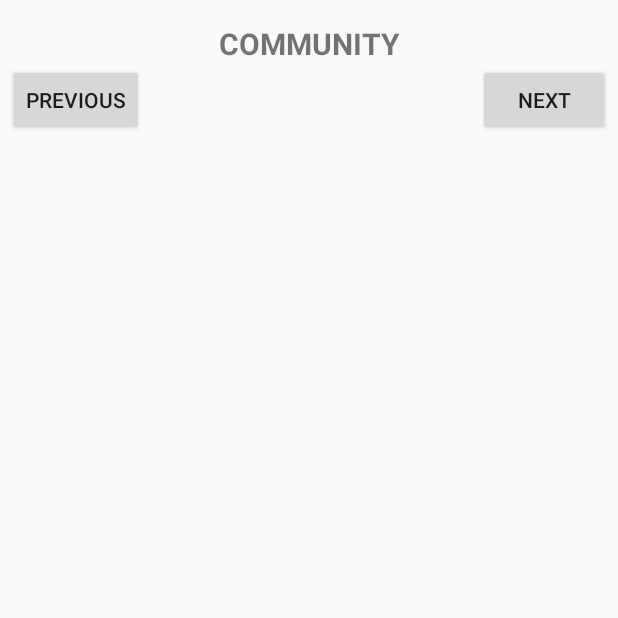
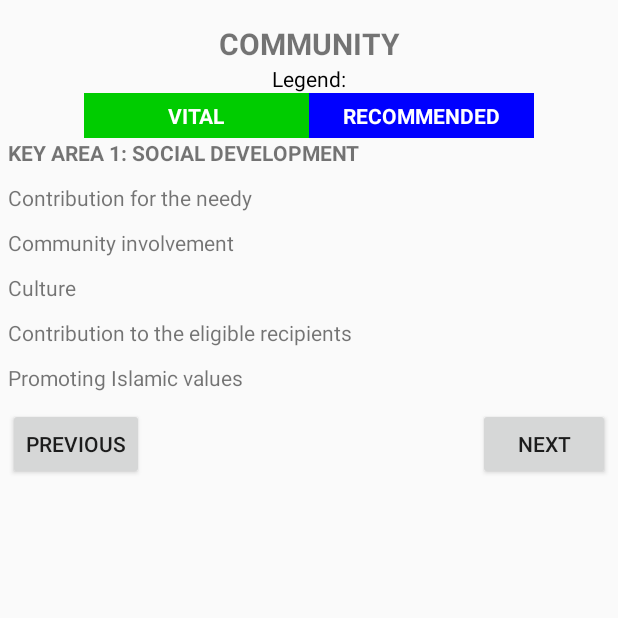
Before and after one commit to Official-Nadzmi-Zaim/I-SRAS, an Android app: the screen it shows after launch (MainActivity), after a tap on "START", on a phone screen of 412 x 824 dp, the top half of it. Run offline under Robolectric (Android 15) with nearby library versions, the phone set to English and light mode, and no system bars; 4 statements that could not run were skipped.

```diff
--- a/app/src/main/java/com/seladanghijau/i_sras/helper/DBHelper.java
+++ b/app/src/main/java/com/seladanghijau/i_sras/helper/DBHelper.java
@@ -28,8 +28,8 @@ public class DBHelper extends SQLiteOpenHelper {
 
     // init methods --------------------------------------------------------------------------------
     public void initDB() throws Exception { // initialize db
-        if(!checkDBExistence()) {
-            this.getReadableDatabase();
+        if(!checkDBExistence()) { // check samada db dah ada atau belum
+            this.getReadableDatabase(); // kalau xda, buat db baru (copy db)
             copyDB();
         }
     }
--- a/app/src/main/res/layout/fragmentcommunity.xml
+++ b/app/src/main/res/layout/fragmentcommunity.xml
@@ -15,7 +15,6 @@
         android:layout_height="wrap_content">
 
         <!-- Letak view dalam ni -->
-
         <com.seladanghijau.i_sras.custom.CustomTextView
             app:font="arial.ttf"
             android:text="@string/community"
@@ -25,7 +24,84 @@
             android:layout_width="match_parent"
             android:layout_height="wrap_content" />
 
+        <!-- bahagian legend -->
+        <LinearLayout
+            android:orientation="vertical"
+            android:layout_width="match_parent"
+            android:layout_height="wrap_content">
 
+            <TextView
+                android:text="@string/legend"
+                android:layout_width="match_parent"
+                android:layout_height="wrap_content"
+                android:gravity="center"
+                android:textColor="@color/black" />
+
+            <LinearLayout
+                android:orientation="horizontal"
+                android:layout_width="match_parent"
+                android:layout_height="wrap_content"
+                android:gravity="center">
+
+                <TextView
+                    android:text="@string/legend_vital"
+                    android:layout_width="150dp"
+                    android:layout_height="30dp"
+                    android:gravity="center"
+                    android:textStyle="bold"
+                    android:textColor="@color/white"
+                    android:background="@color/yes_vital"/>
+
+                <TextView
+                    android:text="@string/legend_recommended"
+                    android:layout_width="150dp"
+                    android:layout_height="30dp"
+                    android:gravity="center"
+                    android:textStyle="bold"
+                    android:textColor="@color/white"
+                    android:background="@color/yes_recommended"/>
+            </LinearLayout>
+        </LinearLayout>
+
+        <!-- bahagian soalan -->
+        <LinearLayout
+            android:orientation="vertical"
+            android:layout_width="match_parent"
+            android:layout_height="wrap_content">
+
+            <TextView
+                android:text="@string/key_area_1"
+                android:layout_width="match_parent"
+                android:layout_height="30dp"
+                android:textStyle="bold" />
+
+            <TextView
+                android:text="@string/key_area_1_title_1"
+                android:layout_width="match_parent"
+                android:layout_height="30dp" />
+
+            <TextView
+                android:text="@string/key_area_1_title_2"
+                android:layout_width="match_parent"
+                android:layout_height="30dp" />
+
+            <TextView
+                android:text="@string/key_area_1_title_3"
+                android:layout_width="match_parent"
+                android:layout_height="30dp" />
+
+            <TextView
+                android:text="@string/key_area_1_title_4"
+                android:layout_width="match_parent"
+                android:layout_height="30dp" />
+
+            <TextView
+                android:text="@string/key_area_1_title_5"
+                android:layout_width="match_parent"
+                android:layout_height="30dp" />
+        </LinearLayout>
+
+        <!-- bahagian button previous & next -->
         <RelativeLayout
             android:orientation="horizontal"
             android:layout_width="match_parent"
--- a/app/src/main/res/values/colors.xml
+++ b/app/src/main/res/values/colors.xml
@@ -11,4 +11,10 @@
     <color name="orange">#eb7e26</color>
     <color name="green">#51e647</color>
     <color name="yellow">#ebe83d</color>
+
+    <!-- soalan -->
+    <color name="yes_vital">#00cc00</color>
+    <color name="yes_recommended">#0000ff</color>
+    <color name="no">#ff0000</color>
+    <color name="key_area">#00ffff</color>
 </resources>
--- a/app/src/main/res/values/strings.xml
+++ b/app/src/main/res/values/strings.xml
@@ -1,5 +1,6 @@
 <resources>
     <string name="app_name">I-SRAS</string>
+
     <string name="home">
         <b>WELCOME TO ISLAMIC SOCIAL</b>\n
         <b>RESPONSIBILITY ASSESSMENT SYSTEM</b>\n
@@ -14,6 +15,7 @@
         1. An assessment of the current sosial responsibility conformance to i-CSR best practice social responsibility guidelines for Islamic organizations.\n\n
         2. An outline of suggested actions required to address deficiencies identified by the system during the assessment.
     </string>
+
     <string name="start">Start</string>
     <string name="i_sras">I-SRAS SCORE REPORT</string>
     <string name="score">SCORE</string>
@@ -34,4 +36,28 @@
     <string name="done">DONE</string>
     <string name="previous">Previous</string>
     <string name="next">Next</string>
+
+    <!-- soalan -->
+    <string name="legend">Legend:</string>
+    <string name="legend_vital">VITAL</string>
+    <string name="legend_recommended">RECOMMENDED</string>
+
+    <!-- key area strings -->
+    <!-- community -->
+    <string name="key_area_1">KEY AREA 1: SOCIAL DEVELOPMENT</string>
+    <string name="key_area_1_title_1">Contribution for the needy</string>
+    <string name="key_area_1_title_2">Community involvement</string>
+    <string name="key_area_1_title_3">Culture</string>
+    <string name="key_area_1_title_4">Contribution to the eligible recipients</string>
+    <string name="key_area_1_title_5">Promoting Islamic values</string>
+    <string name="key_area_2">KEY AREA 2: EDUCATION AND AWARENESS</string>
+    <string name="key_area_2_title_1">Education</string>
+    <string name="key_area_3">KEY AREA 3: ECONOMIC DEVELOPMENT</string>
+    <string name="key_area_3_title_1">Economic development</string>
+    <string name="key_area_3_title_2">Employment opportunity</string>
+    <string name="key_area_4">KEY AREA 4: HEALTH</string>
+    <string name="key_area_4_title_1">Health programmes for the public and the needy</string>
+    <!-- workplace -->
+    <!-- environmental -->
+    <!-- marketplace -->
 </resources>
```
Also changed, not shown: app/src/main/java/com/seladanghijau/i_sras/providers/AnswerProvider.java (+42 -1 lines).
